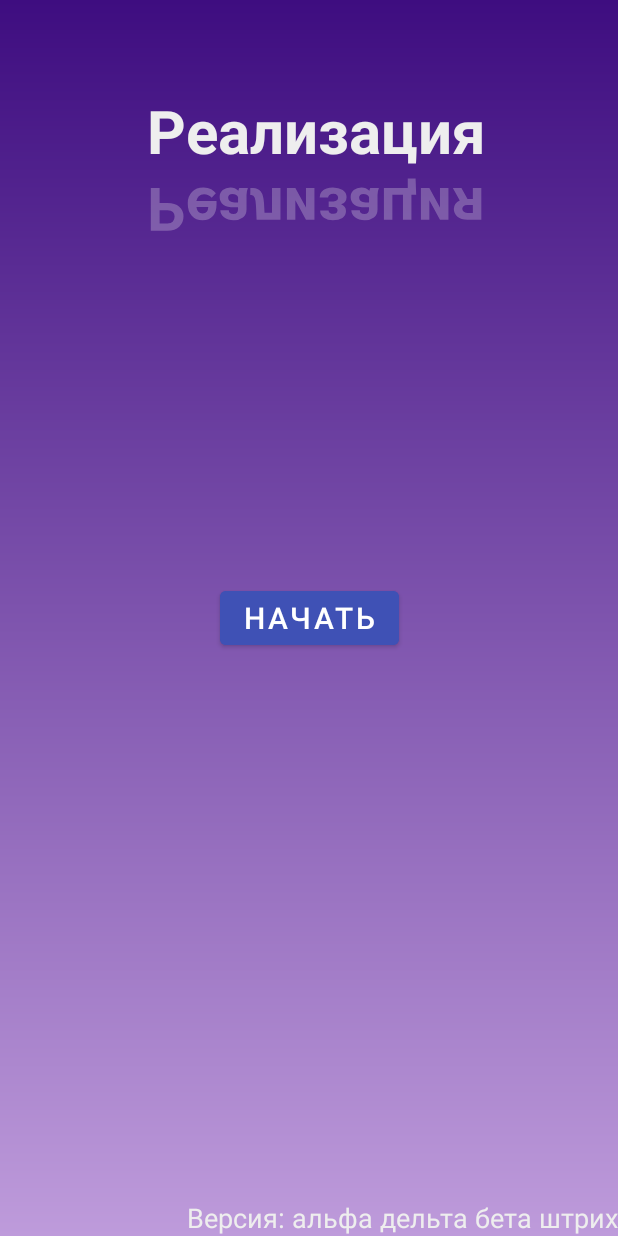
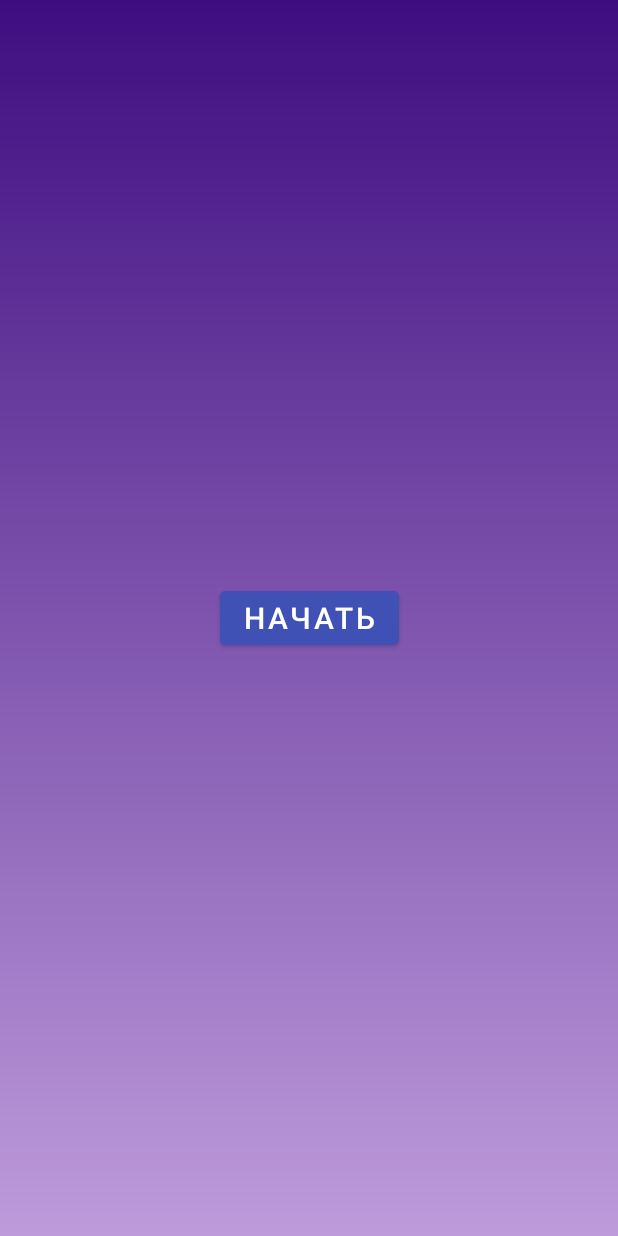
Before and after one commit to FutureBread6512/Realisation, an Android app: the screen it shows after launch (IntoAndOutroActivity), after a tap on "НАЧАТЬ", on a phone screen of 412 x 824 dp. Run offline under Robolectric (Android 15) with nearby library versions, the phone set to English and light mode, and no system bars.

Commit message:
версия альфа

```diff
--- a/app/src/main/java/com/example/realisationgame/IntoAndOutroActivity.java
+++ b/app/src/main/java/com/example/realisationgame/IntoAndOutroActivity.java
@@ -2,7 +2,11 @@ package com.example.realisationgame;
 
 import androidx.appcompat.app.AppCompatActivity;
 
+import android.animation.AnimatorSet;
+import android.animation.ObjectAnimator;
+import android.content.Context;
 import android.content.Intent;
+import android.content.SharedPreferences;
 import android.content.res.Resources;
 import android.os.Bundle;
 import android.view.View;
@@ -14,12 +18,16 @@ import android.widget.Button;
 import android.widget.TextView;
 
 public class IntoAndOutroActivity extends AppCompatActivity {
-    TextView MainText, MainText2, WarningText, MainRules;
-    Button StartButton;
-    String[] rulesText;
-    Animation anim;
-    int WhatPhraseId = 0, onClick=0;
-    Intent intent;
+    TextView MainText, MainText2, WarningText, MainRules, versionText;
+    Button StartButton, FinalButton;
+    String[] rulesText, devText;
+    Resources resources;
+    Animation anim, disanim;
+    int WhatPhraseId = 0;
+    boolean onClick=false;
+    Intent intent, againIntent;
+    private SharedPreferences sharedPreferences;
+    SharedPreferences.Editor editor;
     @Override
     protected void onCreate(Bundle savedInstanceState) {
         super.onCreate(savedInstanceState);
@@ -29,37 +37,98 @@ public class IntoAndOutroActivity extends AppCompatActivity {
         WarningText = findViewById(R.id.WarningText);
         StartButton = findViewById(R.id.buttonStart);
         MainRules = findViewById(R.id.maintext_rules);
-        //rulesText = Resources.getSystem().getStringArray(R.array.into_text);
-        intent = new Intent(IntoAndOutroActivity.this, IntoAndOutroActivity.class);
-       // StartButton.setVisibility(View.INVISIBLE);
-
-//        anim = AnimationUtils.loadAnimation(this,R.anim.fromleft_toright_element);
-//        MainText.setAnimation(anim);
-//        MainText2.setAnimation(anim);
+        versionText = findViewById(R.id.version);
+        FinalButton = findViewById(R.id.buttonNextFinal);
+        FinalButton.setVisibility(View.INVISIBLE);
+        resources = getResources();
+        rulesText = resources.getStringArray(R.array.into_text);
+        devText = resources.getStringArray(R.array.delopers_text);
+        intent = new Intent(IntoAndOutroActivity.this, MainActivity.class);
+        againIntent = new Intent(IntoAndOutroActivity.this, IntoAndOutroActivity.class);
+        StartButton.setVisibility(View.INVISIBLE);
+        anim = AnimationUtils.loadAnimation(this,R.anim.appear_element);
+        disanim = AnimationUtils.loadAnimation(this, R.anim.dissapear_element);
+        sharedPreferences = getSharedPreferences("my_shared", Context.MODE_PRIVATE);
+        editor = sharedPreferences.edit();
+        if (sharedPreferences.getBoolean("inf_room_test",false)){
+            StartButton.setAlpha(0f);
+            MainText.setAlpha(0f);
+            MainText2.setAlpha(0f);
+            FinalButton.setVisibility(View.VISIBLE);
+            versionText.setAlpha(0f);
+            MainRules.setText(devText[WhatPhraseId]);
+            WhatPhraseId++;
+            editor.putBoolean("inf_room_test", false);
+            editor.commit();
+            FinalButton.setOnClickListener(new View.OnClickListener() {
+                @Override
+                public void onClick(View view) {
+                    if (WhatPhraseId >= 1 && WhatPhraseId != devText.length) {
+                        MainRules.setText(devText[WhatPhraseId]);
+                        WhatPhraseId ++;
+                    } else {
+                        startActivity(againIntent);
+                        overridePendingTransition(R.anim.flash_in, R.anim.flash_out);
+                        WhatPhraseId = 0;
+                    }
+                }
+            });
+        } else {
+            MainText.setAnimation(anim);
+            MainText2.setAnimation(anim);
+            StartButton.setVisibility(View.VISIBLE);
+            StartButton.setAnimation(anim);
+            versionText.setAnimation(anim);
 
 
-        StartButton.setOnClickListener(new View.OnClickListener() {
-            @Override
-            public void onClick(View view) {
-//                if(onClick==0){
-//                    startActivity(intent);
-//                }
-//
-//                if (WhatPhraseId == 1){
-//                    MainRules.setText(rulesText[WhatPhraseId]);
-//                    WarningText.setText(rulesText[WhatPhraseId+1]);
-//                    WhatPhraseId = WhatPhraseId +2;
-//                } else if (WhatPhraseId==0) {
-//                    MainRules.setText(rulesText[WhatPhraseId]);
-//                } else {
-//                    //TODO переход
-//                }
 
-            }
-        });
-    }
-    public  void startAnim(Button button){
-        button.setVisibility(View.VISIBLE);
-        button.setAnimation(anim);
-    }
-}
+            editor.putBoolean("inf_room_test", false);
+            editor.commit();
+            disanim.setAnimationListener(new Animation.AnimationListener() {
+                @Override
+                public void onAnimationStart(Animation animation) {
+                    MainText.setAlpha(0f);
+                    MainText2.setAlpha(0f);
+                    StartButton.setAlpha(1f);
+                    versionText.setAlpha(0f);
+                }
+
+                @Override
+                public void onAnimationEnd(Animation animation) {
+                    MainRules.setText(rulesText[WhatPhraseId]);
+                    WhatPhraseId++;
+                    StartButton.setText("Дальше");
+                }
+
+                @Override
+                public void onAnimationRepeat(Animation animation) {
+
+                }
+            });
+            StartButton.setOnClickListener(new View.OnClickListener() {
+                @Override
+                public void onClick(View view) {
+                    if (!onClick) {
+                        MainText.setAlpha(0f);
+                        MainText2.setAlpha(0f);
+                        StartButton.setAlpha(1f);
+                        versionText.setAlpha(0f);
+                        StartButton.setAnimation(disanim);
+                        onClick = !onClick;
+                    } else {
+                        if (WhatPhraseId >= 1 && WhatPhraseId != rulesText.length) {
+                            StartButton.setVisibility(View.VISIBLE);
+                            StartButton.setText("Дальше");
+                            MainRules.setText(rulesText[WhatPhraseId]);
+                            WarningText.setText(rulesText[WhatPhraseId + 1]);
+                            WhatPhraseId = WhatPhraseId + 2;
+                        } else {
+                            startActivity(intent);
+                            overridePendingTransition(R.anim.flash_in, R.anim.flash_out);
+                            WhatPhraseId = 0;
+                        }
+                    }
+                }
+            });
+        }
+}}
--- /dev/null
+++ b/app/src/main/res/anim/dissapear_element.xml
@@ -0,0 +1,7 @@
+<?xml version="1.0" encoding="utf-8"?>
+<alpha
+    xmlns:android="http://schemas.android.com/apk/res/android"
+    android:fromAlpha="1.0"
+    android:toAlpha="0.0"
+    android:duration="3000">
+</alpha>
--- /dev/null
+++ b/app/src/main/res/anim/flash_in.xml
@@ -0,0 +1,6 @@
+<set xmlns:android="http://schemas.android.com/apk/res/android">
+    <alpha
+        android:duration="400"
+        android:fromAlpha="0.0"
+        android:toAlpha="1.0" />
+</set>
--- /dev/null
+++ b/app/src/main/res/anim/flash_out.xml
@@ -0,0 +1,6 @@
+<set xmlns:android="http://schemas.android.com/apk/res/android">
+    <alpha
+        android:duration="200"
+        android:fromAlpha="1.0"
+        android:toAlpha="0.0" />
+</set>
--- a/app/src/main/res/layout/activity_into_and_outro.xml
+++ b/app/src/main/res/layout/activity_into_and_outro.xml
@@ -35,15 +35,17 @@
 
         />
     <TextView
-        android:layout_width="wrap_content"
+        android:layout_width="match_parent"
         android:layout_height="wrap_content"
         android:id="@+id/WarningText"
         android:padding="20dp"
+        android:layout_margin="30dp"
+        android:textColor="#EEEEEE"
         android:layout_marginTop="20dp"
         app:layout_constraintBottom_toTopOf="@+id/buttonStart"
         app:layout_constraintLeft_toLeftOf="parent"
         app:layout_constraintRight_toRightOf="parent"
-        app:layout_constraintTop_toBottomOf="@+id/MainName2"
+        app:layout_constraintTop_toBottomOf="@+id/maintext_rules"
     />
 
     <Button
@@ -59,23 +61,38 @@
         android:textSize="20dp"
         android:text="начать"
         />
+
+    <Button
+        android:layout_width="wrap_content"
+        android:layout_height="wrap_content"
+        app:layout_constraintTop_toTopOf="parent"
+        app:layout_constraintBottom_toBottomOf="parent"
+        app:layout_constraintLeft_toLeftOf="parent"
+        app:layout_constraintRight_toRightOf="parent"
+        android:backgroundTint="#3F51B5"
+        android:layout_margin="10dp"
+        android:id="@+id/buttonNextFinal"
+        android:textSize="20dp"
+        android:text="дальше"
+        />
+
     <TextView
         android:layout_width="wrap_content"
         android:layout_height="wrap_content"
         android:text="@string/version"
         android:textColor="#EEEEEE"
-        android:textSize="18dp"
+        android:id="@+id/version"
+        android:textSize="16dp"
         app:layout_constraintBottom_toBottomOf="parent"
-        app:layout_constraintRight_toRightOf="parent"
-        />
+        app:layout_constraintRight_toRightOf="parent" />
 
     <TextView
-        android:layout_width="wrap_content"
+        android:layout_width="match_parent"
         android:layout_height="wrap_content"
         android:id="@+id/maintext_rules"
         android:layout_margin="20dp"
         android:layout_marginLeft="40dp"
-        android:textSize="32dp"
+        android:textSize="18dp"
         android:textColor="#EEEEEE"
         app:layout_constraintTop_toBottomOf="@+id/MainName2"
         app:layout_constraintLeft_toLeftOf="parent"
--- a/app/src/main/res/values/strings.xml
+++ b/app/src/main/res/values/strings.xml
@@ -57,8 +57,9 @@
         <item>Чтобы поговорить нажмите на ученика. Нажмите на кнопку Далее, чтобы увидеть следующую фразу.
             Если кнопки нет, нажмите по кабинету, чтобы «отойти» от диалога.</item>
         <item> 3. Веселитесь!</item>
+        <item></item>
     </string-array>
 
     <string name="Realisation"> <b>Реализация</b></string>
-    <string name="version">Версия: альфа дельта бета штрих</string>
+    <string name="version">Версия</string>
 </resources>
```
Also changed, not shown: app/src/main/java/com/example/realisationgame/MainActivity.java (+22 -6 lines), app/src/main/java/com/example/realisationgame/Room.java (+26 -2 lines), app/src/main/java/com/example/realisationgame/TestActivity.java (+12 -5 lines), app/src/main/res/anim/appear_element.xml (renamed from app/src/main/res/anim/fromleft_toright_element.xml).
